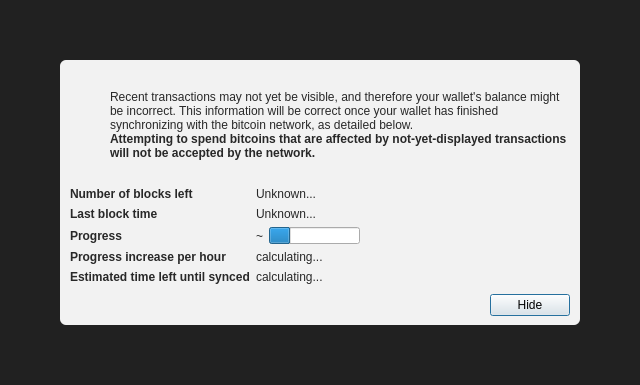
This is src/qt/forms/modaloverlay.ui in risingstar2018/zurcoin as Qt 5 draws it before an edit. The edited form follows.
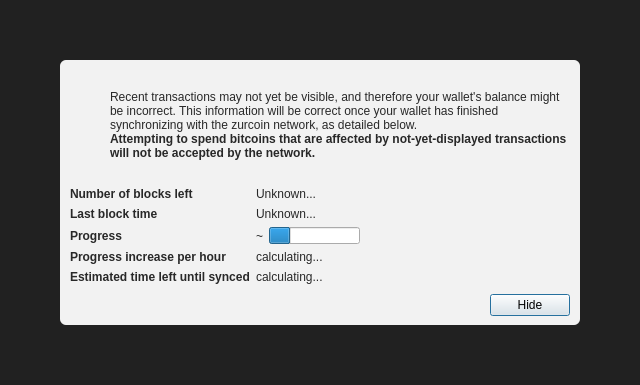
This is the edited form. Icons and pictures are not drawn. Custom widgets are drawn as their Qt base class.

```diff
--- a/src/qt/forms/modaloverlay.ui
+++ b/src/qt/forms/modaloverlay.ui
@@ -130,7 +130,7 @@
              <item>
               <widget class="QLabel" name="infoText">
                <property name="text">
-                <string>Recent transactions may not yet be visible, and therefore your wallet's balance might be incorrect. This information will be correct once your wallet has finished synchronizing with the bitcoin network, as detailed below.</string>
+                <string>Recent transactions may not yet be visible, and therefore your wallet's balance might be incorrect. This information will be correct once your wallet has finished synchronizing with the zurcoin network, as detailed below.</string>
                </property>
                <property name="textFormat">
                 <enum>Qt::RichText</enum>
```
